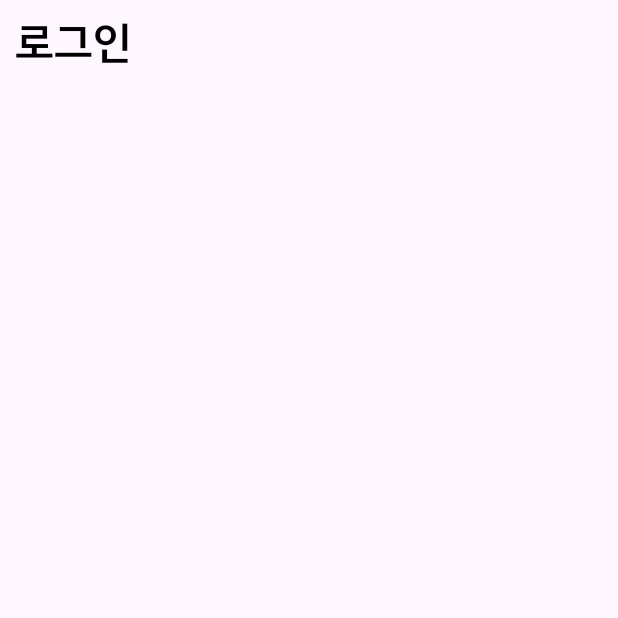
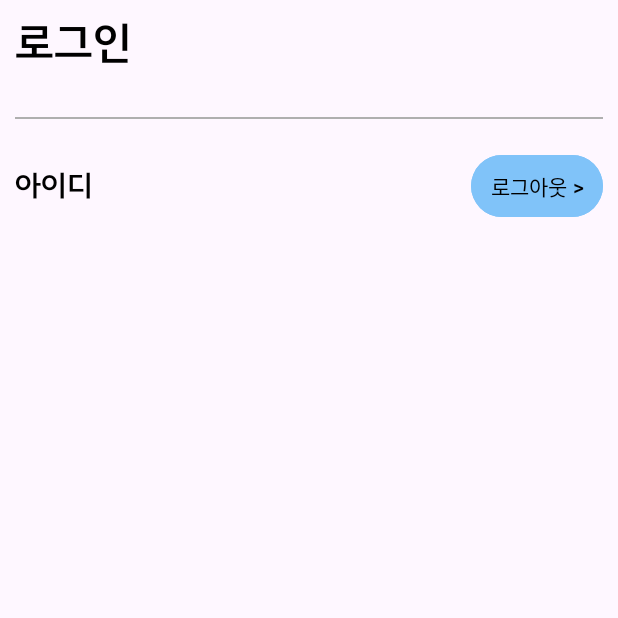
Before and after one commit to woodonghyeon/BooksCovery, an Android app: the fragment FragmentSetting shown on its own in the app's theme, on a phone screen of 412 x 824 dp, the top half of it. Run offline under Robolectric (Android 15) with nearby library versions, the phone set to English and light mode, and no system bars.

Commit message:
UPDATE : 설정 창 로그인 부분

```diff
--- a/app/src/main/java/com/example/androidteamproject/Login/LoginActivity.java
+++ b/app/src/main/java/com/example/androidteamproject/Login/LoginActivity.java
@@ -2,7 +2,9 @@ package com.example.androidteamproject.Login;
 
 import android.app.Activity;
 import android.app.ProgressDialog;
+import android.content.Context;
 import android.content.Intent;
+import android.content.SharedPreferences;
 import android.os.Bundle;
 import android.util.Log;
 import android.view.animation.Animation;
@@ -19,14 +21,16 @@ import com.example.androidteamproject.R;
 import com.example.androidteamproject.Setting.FragmentSetting;
 
 public class LoginActivity extends Activity {
-
     ProgressDialog dialog;
     private EditText et_input_id;
     private EditText et_input_pwd;
+    private SharedPreferences sharedPreferences;
     @Override
     protected void onCreate(Bundle savedInstanceState) {
         super.onCreate(savedInstanceState);
         setContentView(R.layout.activity_login);
+
+        sharedPreferences = getSharedPreferences("UserPrefs", Context.MODE_PRIVATE);
 
         // fadein 애니메이션 설정
         final ImageView iv_ic_book = findViewById(R.id.iv_ic_book);
@@ -66,27 +70,30 @@ public class LoginActivity extends Activity {
     protected void onActivityResult(int requestCode, int resultCode, Intent data) {
         super.onActivityResult(requestCode, resultCode, data);
 
-        //로그인중입니다 dialog 삭제
-        dialog.cancel();
-
-        //결과가 CANCELED = 로그인에 실패함
-        if(resultCode == RESULT_CANCELED){
-            Toast.makeText(getApplicationContext(),"로그인에 실패했습니다.",Toast.LENGTH_SHORT).show();
+        if (dialog != null && dialog.isShowing()) {
+            dialog.dismiss();
         }
 
-        //결과가 OK = 로그인이 되었다.
-        else if(resultCode == RESULT_OK){
+        if (resultCode == RESULT_CANCELED) {
+            Toast.makeText(getApplicationContext(), "로그인에 실패했습니다.", Toast.LENGTH_SHORT).show();
+        } else if (resultCode == RESULT_OK) {
+            String userid = data.getStringExtra("Id");
+
+            // SharedPreferences에 userid 저장
+            SharedPreferences sharedPreferences = getSharedPreferences("UserPrefs", Context.MODE_PRIVATE);
+            SharedPreferences.Editor editor = sharedPreferences.edit();
+            editor.putString("userid", userid);
+            editor.apply();
+
             Intent intent = new Intent(LoginActivity.this, HomeActivity.class);
-            intent.putExtra("Name",data.getStringExtra("Name"));
-            intent.putExtra("Gender",data.getStringExtra("Gender"));
-            intent.putExtra("Age",data.getIntExtra("Age",0));
-            intent.putExtra("Department_id",data.getIntExtra("Department_id",0));
-            intent.putExtra("Id",data.getStringExtra("Id"));
-            //굳이 비밀번호 필요함?
-            //intent.putExtra("Pwd",data.getStringExtra("Pwd"));
-            intent.putExtra("Email",data.getStringExtra("Email"));
-            intent.putExtra("Mode",data.getStringExtra("Mode"));
-            intent.putExtra("UpdateDate",data.getStringExtra("UpdateDate"));
+            intent.putExtra("Name", data.getStringExtra("Name"));
+            intent.putExtra("Gender", data.getStringExtra("Gender"));
+            intent.putExtra("Age", data.getIntExtra("Age", 0));
+            intent.putExtra("Department_id", data.getIntExtra("Department_id", 0));
+            intent.putExtra("Id", userid);
+            intent.putExtra("Email", data.getStringExtra("Email"));
+            intent.putExtra("Mode", data.getStringExtra("Mode"));
+            intent.putExtra("UpdateDate", data.getStringExtra("UpdateDate"));
             startActivity(intent);
         }
     }
--- a/app/src/main/java/com/example/androidteamproject/Setting/FragmentSetting.java
+++ b/app/src/main/java/com/example/androidteamproject/Setting/FragmentSetting.java
@@ -1,5 +1,7 @@
 package com.example.androidteamproject.Setting;
 
+import android.content.Context;
+import android.content.SharedPreferences;
 import android.os.Bundle;
 
 import androidx.fragment.app.Fragment;
@@ -7,6 +9,8 @@ import androidx.fragment.app.Fragment;
 import android.view.LayoutInflater;
 import android.view.View;
 import android.view.ViewGroup;
+import android.widget.Button;
+import android.widget.TextView;
 
 import com.example.androidteamproject.R;
 public class FragmentSetting extends Fragment {
@@ -14,6 +18,8 @@ public class FragmentSetting extends Fragment {
     private static final String ARG_PARAM2 = "param2";
     private String mParam1;
     private String mParam2;
+    private TextView tv_userid;
+    private Button bt_logout;
     public FragmentSetting() {
         // Required empty public constructor
     }
@@ -39,6 +45,25 @@ public class FragmentSetting extends Fragment {
     @Override
     public View onCreateView(LayoutInflater inflater, ViewGroup container, Bundle savedInstanceState) {
         View view = inflater.inflate(R.layout.fragment_setting, container, false);
+
+        Context context = getActivity();
+        if (context != null) {
+            SharedPreferences sharedPreferences = context.getSharedPreferences("UserPrefs", Context.MODE_PRIVATE);
+            String userid = sharedPreferences.getString("userid", null);
+
+            TextView tv_userid = view.findViewById(R.id.tv_userid);
+            tv_userid.setText(userid);
+            bt_logout = view.findViewById(R.id.bt_logout);
+
+            // 로그아웃 버튼 클릭시
+            bt_logout.setOnClickListener(new View.OnClickListener() {
+                @Override
+                public void onClick(View view) {
+
+                }
+            });
+        }
+
         return view;
     }
 }
--- a/app/src/main/res/layout/fragment_setting.xml
+++ b/app/src/main/res/layout/fragment_setting.xml
@@ -1,6 +1,7 @@
 <?xml version="1.0" encoding="utf-8"?>
-<FrameLayout xmlns:android="http://schemas.android.com/apk/res/android"
+<LinearLayout xmlns:android="http://schemas.android.com/apk/res/android"
     xmlns:tools="http://schemas.android.com/tools"
+    xmlns:app="http://schemas.android.com/apk/res-auto"
     android:layout_width="match_parent"
     android:layout_height="match_parent"
     tools:context=".Setting.FragmentSetting"
@@ -15,7 +16,55 @@
         android:text="로그인"
         android:textSize="30dp"
         android:textColor="@color/primaryDarkColor"
-        android:gravity="start">
-    </TextView>
+        android:gravity="start" />
 
-</FrameLayout>
+    <com.google.android.material.divider.MaterialDivider
+        android:layout_width="match_parent"
+        android:layout_height="1dp"
+        android:layout_marginTop="30dp"
+        android:layout_marginStart="10dp"
+        android:layout_marginEnd="10dp"
+        android:layout_marginBottom="10dp"
+        app:dividerColor="@color/gray" />
+
+    <LinearLayout
+        android:layout_width="match_parent"
+        android:layout_height="wrap_content"
+        android:orientation="horizontal"
+        android:layout_marginTop="10dp"
+        android:layout_marginStart="10dp"
+        android:layout_marginEnd="10dp"
+        android:gravity="center_vertical">
+
+        <TextView
+            android:layout_width="0dp"
+            android:layout_height="wrap_content"
+            android:layout_weight="1"
+            android:textSize="20dp"
+            android:fontFamily="@font/suitebold"
+            android:text="아이디"
+            android:textColor="@color/primaryDarkColor" />
+
+        <TextView
+            android:id="@+id/tv_userid"
+            android:layout_width="0dp"
+            android:layout_height="wrap_content"
+            android:layout_weight="1"
+            android:layout_marginStart="10dp"
+            android:fontFamily="@font/suitebold"
+            android:textSize="20dp"
+            android:textColor="@color/primaryDarkColor"
+            android:gravity="start" />
+
+        <Button
+            android:id="@+id/bt_logout"
+            android:layout_width="wrap_content"
+            android:layout_height="wrap_content"
+            android:text="로그아웃 >"
+            android:textColor="@color/primaryDarkColor"
+            android:backgroundTint="@color/brandcolor5"
+            android:padding="10dp"
+            android:layout_gravity="end" />
+    </LinearLayout>
+
+</LinearLayout>
```
